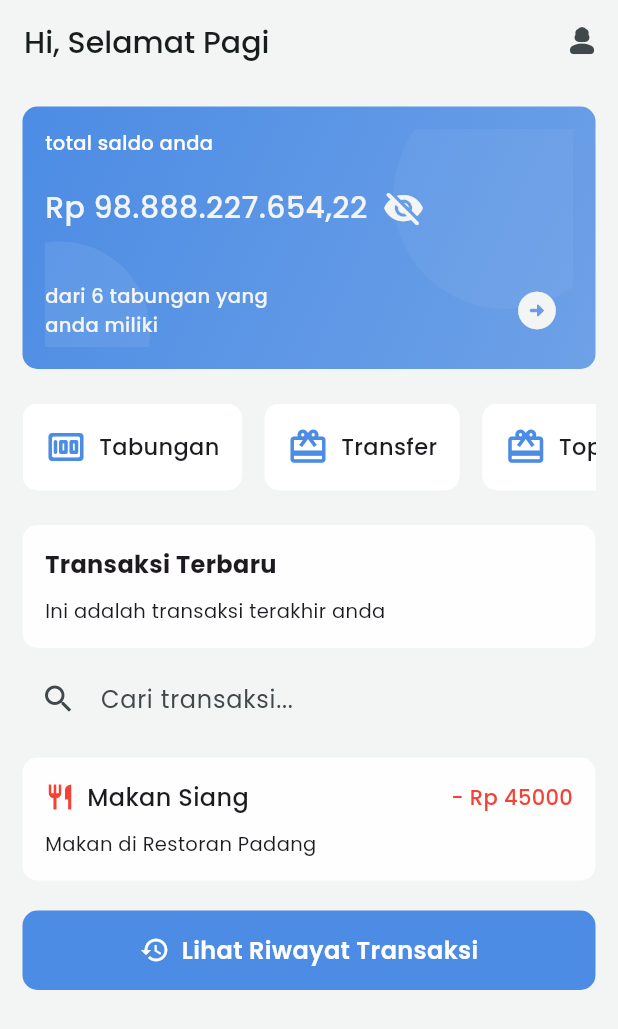
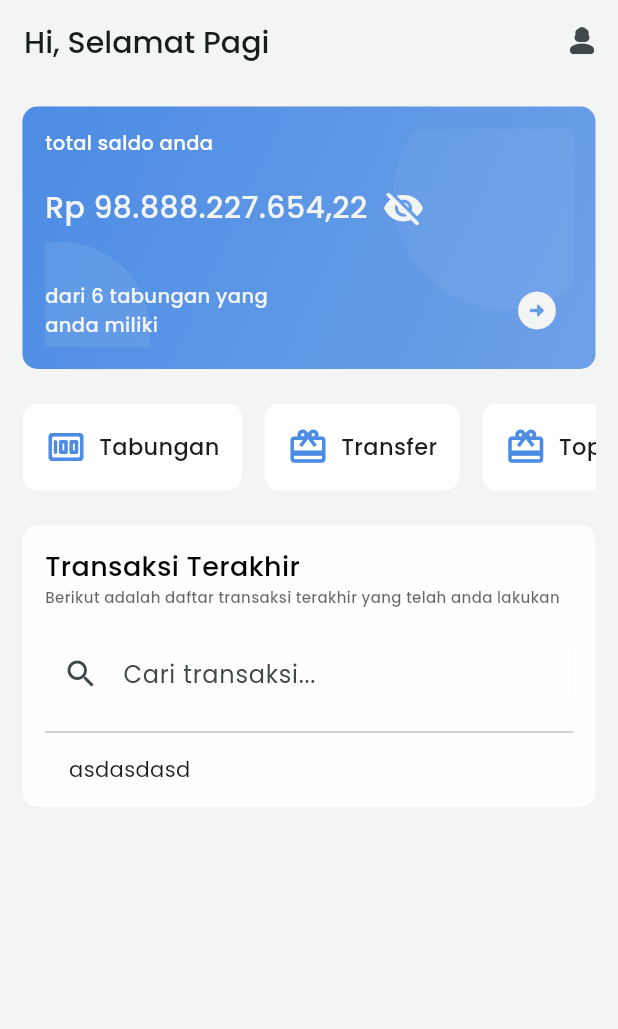
Before and after one commit to DimzsArdiminda/kesak, a Flutter app: the screen it shows after launch, after a tap on the "visibility" icon, on a phone screen of 412 x 824 dp. Shown: the top 1029 px of the screen. Run offline on Flutter 3.47's test engine with Material 3 defaults, Android fonts, the phone set to English and light mode, and no system bars; our stand-ins replace google_fonts.

Commit message:
refactor: remove unused transaction loading logic and improve search functionality

```diff
--- a/kesak_fe/lib/app/home/home.dart
+++ b/kesak_fe/lib/app/home/home.dart
@@ -22,45 +22,9 @@ class _HomeState extends State<Home> {
   List<Transaction> allTransactions = [];
 
   @override
-  void initState() {
-    super.initState();
-    loadTransactions();
-  }
-
-  @override
   void dispose() {
     searchController.dispose();
     super.dispose();
-  }
-
-  Future<void> loadTransactions() async {
-    try {
-      final String jsonString =
-          await rootBundle.loadString('lib/data/data_transaksi.json');
-      final jsonData = jsonDecode(jsonString);
-      final transactions = (jsonData['transactions'] as List)
-          .map((item) => Transaction.fromJson(item))
-          .toList();
-
-      print('Total transactions loaded: ${transactions.length}');
-      if (transactions.isNotEmpty) {
-        print('First transaction: ${transactions[0].title}');
-      }
-
-      // Simpan semua transaksi dan ambil yang terbaru
-      if (transactions.isNotEmpty) {
-        setState(() {
-          allTransactions = transactions;
-          recentTransaction = transactions.firstWhere(
-            (t) => t.status == 'completed' && t.type != 'allocation',
-            orElse: () => transactions[0],
-          );
-          print('Recent Transaction: ${recentTransaction?.title}');
-        });
-      }
-    } catch (e) {
-      print('Error loading transactions: $e');
-    }
   }
 
   void toggoleVisibilty() {
@@ -81,24 +45,6 @@ class _HomeState extends State<Home> {
     } else {
       return "Selamat Malam";
     }
-  }
-
-  IconData _getIconData(String iconName) {
-    final iconMap = {
-      'account_balance_wallet': Icons.account_balance_wallet,
-      'restaurant': Icons.restaurant,
-      'send': Icons.send,
-      'card_giftcard': Icons.card_giftcard,
-      'bolt': Icons.bolt,
-      'local_gas_station': Icons.local_gas_station,
-      'work': Icons.work,
-      'shopping_cart': Icons.shopping_cart,
-      'school': Icons.school,
-      'flight': Icons.flight,
-      'warning': Icons.warning,
-      'devices': Icons.devices,
-    };
-    return iconMap[iconName] ?? Icons.help;
   }
 
   Container banner() {
@@ -210,120 +156,6 @@ class _HomeState extends State<Home> {
     );
   }
 
-  Container searchActivity() {
-    // Filter transactions based on search query
-    List<Transaction> filteredTransactions = allTransactions
-        .where((transaction) =>
-            transaction.title
-                .toLowerCase()
-                .contains(searchQuery.toLowerCase()) ||
-            transaction.description
-                .toLowerCase()
-                .contains(searchQuery.toLowerCase()))
-        .toList();
-
-    // Gunakan recent transaction jika tidak ada search query, atau gunakan filtered results
-    Transaction? displayTransaction = searchQuery.isEmpty
-        ? recentTransaction
-        : (filteredTransactions.isNotEmpty ? filteredTransactions[0] : null);
-
-    return Container(
-      width: double.infinity,
-      padding: const EdgeInsets.all(15),
-      decoration: BoxDecoration(
-        color: textColorW,
-        borderRadius: BorderRadius.circular(10),
-        boxShadow: [
-          BoxShadow(
-            color: primaryColor.withOpacity(0.1),
-            blurRadius: 20,
-            offset: const Offset(0, 10),
-          ),
-        ],
-      ),
-      child: displayTransaction != null
-          ? Column(
-              crossAxisAlignment: CrossAxisAlignment.start,
-              children: [
-                Row(
-                  children: [
-                    Icon(
-                      _getIconData(displayTransaction.icon),
-                      size: 20,
-                      color: displayTransaction.type == 'income'
-                          ? secondaryColor
-                          : Colors.red,
-                    ),
-                    const SizedBox(width: 8),
-                    Expanded(
-                      child: Text(
-                        displayTransaction.title,
-                        style: const TextStyle(
-                          fontSize: 16,
-                          fontWeight: FontWeight.w500,
-                        ),
-                        overflow: TextOverflow.ellipsis,
-                      ),
-                    ),
-                    Text(
-                      '${displayTransaction.type == 'income' ? '+' : '-'} Rp ${displayTransaction.amount}',
-                      style: TextStyle(
-                        fontSize: 14,
-                        fontWeight: FontWeight.w500,
-                        color: displayTransaction.type == 'income'
-                            ? secondaryColor
-                            : Colors.red,
-                      ),
-                    ),
-                  ],
-                ),
-                const SizedBox(height: 10),
-                Text(
-                  displayTransaction.description,
-                  style: const TextStyle(
-                    fontSize: 13,
-                    fontWeight: FontWeight.w400,
-                  ),
-                ),
-                if (searchQuery.isNotEmpty && filteredTransactions.length > 1)
-                  Padding(
-                    padding: const EdgeInsets.only(top: 10),
-                    child: Text(
-                      'Ditemukan ${filteredTransactions.length} transaksi',
-                      style: TextStyle(
-                        fontSize: 12,
-                        fontWeight: FontWeight.w400,
-                        color: primaryColor.withOpacity(0.7),
-                      ),
-                    ),
-                  ),
-              ],
-            )
-          : Center(
-              child: Text(
-                searchQuery.isEmpty
-                    ? 'Tidak ada transaksi'
-                    : 'Tidak ada transaksi yang cocok dengan "$searchQuery"',
-                style: const TextStyle(
-                  fontSize: 14,
-                  fontWeight: FontWeight.w400,
-                ),
-              ),
-            ),
-    );
-  }
-
-  void showTransactionHistory() {
-    // Method untuk show riwayat transaksi
-    print('Showing transaction history...');
-    print('Total transactions: ${allTransactions.length}');
-    for (var transaction in allTransactions) {
-      print(
-          '${transaction.title} - Rp ${transaction.amount} (${transaction.type})');
-    }
-    // TODO: Navigate to history page atau show dialog/bottom sheet
-  }
-
   @override
   Widget build(BuildContext context) {
     return Scaffold(
@@ -348,12 +180,37 @@ class _HomeState extends State<Home> {
               const SizedBox(height: 23),
               scrollableMenu(),
               const SizedBox(height: 23),
-              const CardSection(
-                title: "Transaksi Terbaru",
-                body: "Ini adalah transaksi terakhir anda",
+              Container(
+                padding: const EdgeInsets.all(15) ,
+                decoration: BoxDecoration(
+                  color: textColorW,
+                  borderRadius: BorderRadius.circular(10),
+                  boxShadow: [
+                    BoxShadow(
+                      color: primaryColor.withOpacity(0.1),
+                      blurRadius: 20,
+                      offset: const Offset(0, 10),
                     ),
-              const SizedBox(height: 10),
-              // Search Box
+                  ],
+                ),
+                child: Column(
+                  crossAxisAlignment: CrossAxisAlignment.start,
+                  children: [
+                    Text("Transaksi Terakhir",
+                        style: TextStyle(
+                          fontSize: 18,
+                          fontWeight: FontWeight.w500,
+                          color: textColorB,
+                        )
+                    ),
+                    Text("Berikut adalah daftar transaksi terakhir yang telah anda lakukan",
+                        style: TextStyle(
+                          fontSize: 10,
+                          fontWeight: FontWeight.w500,
+                          color: textColorB.withOpacity(0.6),
+                        )
+                    ),
+                    const SizedBox(height: 20),
                     TextField(
                       controller: searchController,
                       onChanged: (value) {
@@ -363,9 +220,10 @@ class _HomeState extends State<Home> {
                       },
                       decoration: InputDecoration(
                         hintText: "Cari transaksi...",
+                        hoverColor: primaryColor.withOpacity(0.1),
                         prefixIcon: const Icon(Icons.search),
-                  contentPadding:
-                      const EdgeInsets.symmetric(horizontal: 15, vertical: 12),
+                        contentPadding: const EdgeInsets.symmetric(
+                            horizontal: 15, vertical: 12),
                         border: OutlineInputBorder(
                           borderRadius: BorderRadius.circular(10),
                           borderSide: BorderSide(
@@ -386,49 +244,13 @@ class _HomeState extends State<Home> {
                         ),
                       ),
                     ),
-              const SizedBox(height: 15),
-              searchActivity(),
-              const SizedBox(height: 20),
-              // Navigation to History
-              GestureDetector(
-                onTap: () {
-                  showTransactionHistory();
-                },
-                child: Container(
-                  width: double.infinity,
-                  padding: const EdgeInsets.all(15),
-                  decoration: BoxDecoration(
-                    color: secondaryColor,
-                    borderRadius: BorderRadius.circular(10),
-                    boxShadow: [
-                      BoxShadow(
-                        color: primaryColor.withOpacity(0.1),
-                        blurRadius: 20,
-                        offset: const Offset(0, 10),
-                      ),
-                    ],
-                  ),
-                  child: Row(
-                    mainAxisAlignment: MainAxisAlignment.center,
-                    children: const [
-                      Icon(
-                        Icons.history,
-                        color: Colors.white,
-                        size: 20,
-                      ),
-                      SizedBox(width: 8),
-                      Text(
-                        "Lihat Riwayat Transaksi",
-                        style: TextStyle(
-                          fontSize: 16,
-                          fontWeight: FontWeight.w600,
-                          color: Colors.white,
-                        ),
-                      ),
+
+                    Divider(height: 30,),
+                    Text("    asdasdasd  ")
                   ],
                 ),
               ),
-              ),
+
               const SizedBox(height: 20),
             ],
           ),
```
Also changed, not shown: kesak_fe/lib/app/history/history.dart (added). Lines whose indentation alone changed are shown as unchanged.
